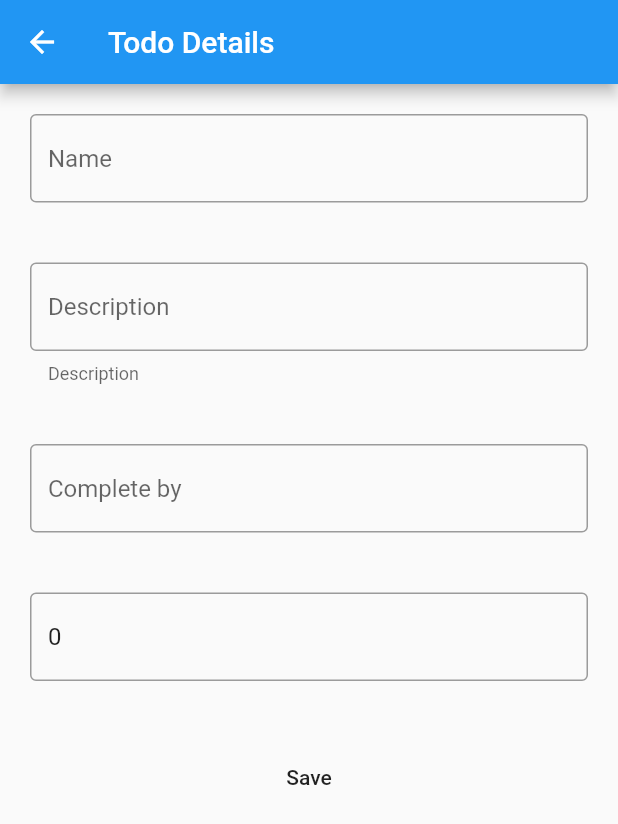
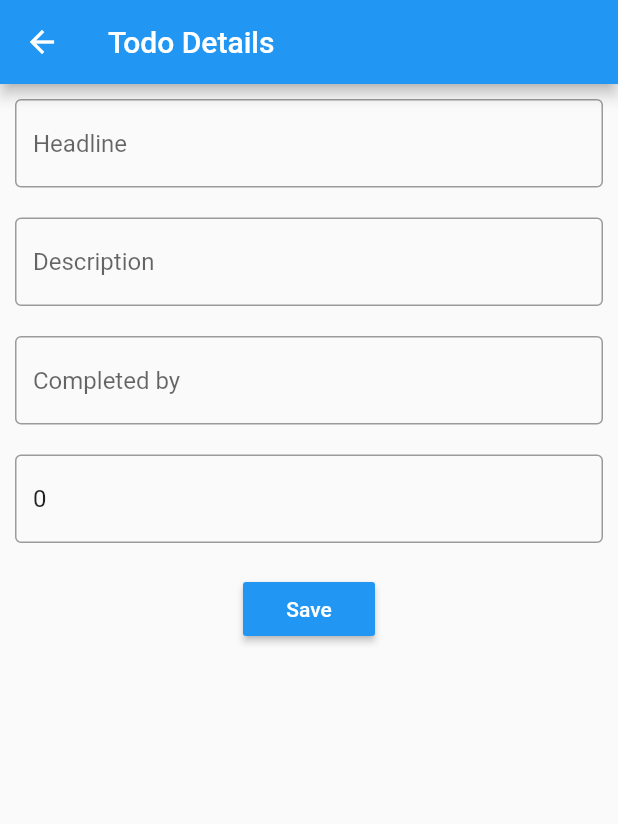
Before and after one commit to idebasishbose/my_todo, a Flutter app: the screen it shows after launch, after a tap on the "add" icon, on a phone screen of 412 x 824 dp. Shown: the top 824 px of the screen. Run offline on Flutter 3.47's test engine with Material 2 defaults, Android fonts, the phone set to English and light mode, and no system bars; our stand-ins replace sembast.

```diff
--- a/lib/todo_screen.dart
+++ b/lib/todo_screen.dart
@@ -18,7 +18,7 @@ class TodoScreen extends StatelessWidget {
 
   @override
   Widget build(BuildContext context) {
-    final double padding = 20.0;
+    final double padding = 10.0;
     txtName.text = todo.name;
     txtDescription.text = todo.description;
     txtCompleteBy.text = todo.completeBy;
@@ -33,31 +33,37 @@ class TodoScreen extends StatelessWidget {
             Padding(
               padding: EdgeInsets.all(padding),
               child: TextField(
+                textCapitalization: TextCapitalization.sentences,
                 controller: txtName,
                 decoration: InputDecoration(
                   border: const OutlineInputBorder(),
-                  hintText: 'Name',
+                  hintText: 'Headline',
                 ),
               ),
             ),
             Padding(
                 padding: EdgeInsets.all(padding),
                 child: TextField(
+                  textCapitalization: TextCapitalization.sentences,
                   controller: txtDescription,
+                  keyboardType: TextInputType.multiline,
+                  maxLines: null,
+                  maxLength: 500, //setting maximum length of the textfield
+                  maxLengthEnforced:
+                      true, //prevent the user from further typing  when maxLength is reached
                   decoration: InputDecoration(
                     border: const OutlineInputBorder(),
                     hintText: 'Description',
-                    helperText: 'Description',
+                    counterText: '',
                   ),
                 )),
             Padding(
                 padding: EdgeInsets.all(padding),
                 child: TextField(
                   controller: txtCompleteBy,
-                  keyboardType: TextInputType.datetime,
+                  keyboardType: TextInputType.name,
                   decoration: InputDecoration(
-                      border: const OutlineInputBorder(),
-                      hintText: 'Complete by'),
+                      border: OutlineInputBorder(), hintText: 'Completed by'),
                 )),
             Padding(
                 padding: EdgeInsets.all(padding),
@@ -73,16 +79,24 @@ class TodoScreen extends StatelessWidget {
               padding: EdgeInsets.all(padding),
               child: MaterialButton(
                 child: Text('Save'),
+                textColor: Colors.white,
+                color: Colors.blue,
                 onPressed: () {
+                  if (txtName.text.isNotEmpty &&
+                      txtDescription.text.isNotEmpty) {
                     save().then((_) => Navigator.pushAndRemoveUntil(
                           context,
                           MaterialPageRoute(builder: (context) => HomePage()),
                           (Route<dynamic> route) => false,
                         ));
+                  }
                 },
-                )),
+              ),
+            ),
           ],
-        )));
+        ),
+      ),
+    );
   }
 
   Future save() async {
```
Also changed, not shown: lib/main.dart (+79 -4 lines). Lines whose indentation alone changed are shown as unchanged.
